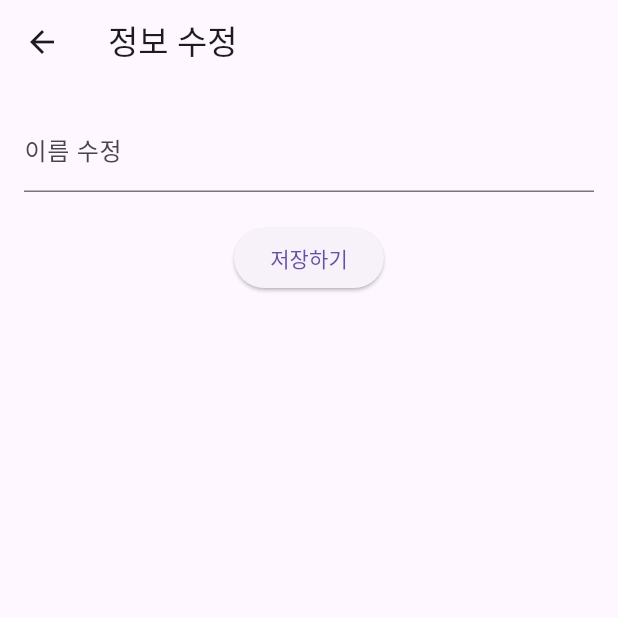
After one commit to Six-Tail/Clear-Ledger, a Flutter app: the EditPage screen opened directly, on a phone screen of 412 x 824 dp, the top half of it. The commit adds this screen. Run offline on Flutter 3.47's test engine with Material 3 defaults, Android fonts, the phone set to English and light mode, and no system bars; our stand-ins replace cloud_firestore, dotted_border, firebase_auth, firebase_core, font_awesome_flutter, get and 2 more; accounts and stored records are empty.

Commit message:
팝업메뉴 및 정보수정페이지 추가

```diff
--- /dev/null
+++ b/lib/pages/edit_page.dart
@@ -0,0 +1,71 @@
+import 'package:firebase_auth/firebase_auth.dart';
+import 'package:flutter/material.dart';
+import '../services/user_service.dart';
+
+class EditPage extends StatefulWidget {
+  @override
+  _EditPageState createState() => _EditPageState();
+}
+
+class _EditPageState extends State<EditPage> {
+  final TextEditingController _nameController = TextEditingController();
+  final UserService _userService = UserService();
+
+  @override
+  void initState() {
+    super.initState();
+    _loadUserName();
+  }
+
+  Future<void> _loadUserName() async {
+    String? userName = await _userService.fetchUserName();
+    if (userName != null) {
+      setState(() {
+        _nameController.text = userName; // 사용자 이름을 텍스트 필드에 설정
+      });
+    }
+  }
+
+  Future<void> _saveUserName() async {
+    String newName = _nameController.text;
+    User? user = _userService.auth.currentUser;
+    if (user != null) {
+      await _userService.saveUserToFirestore(
+        user.uid,
+        newName,
+        null,
+        null,
+        'user', // 임의의 accountType 값
+      );
+      ScaffoldMessenger.of(context).showSnackBar(
+        SnackBar(content: Text('이름이 성공적으로 저장되었습니다.')),
+      );
+      Navigator.pop(context); // 수정 후 이전 화면으로 돌아가기
+    }
+  }
+
+  @override
+  Widget build(BuildContext context) {
+    return Scaffold(
+      appBar: AppBar(
+        title: Text('정보 수정'),
+      ),
+      body: Padding(
+        padding: const EdgeInsets.all(16.0),
+        child: Column(
+          children: [
+            TextField(
+              controller: _nameController,
+              decoration: InputDecoration(labelText: '이름 수정'),
+            ),
+            SizedBox(height: 20),
+            ElevatedButton(
+              onPressed: _saveUserName,
+              child: Text('저장하기'),
+            ),
+          ],
+        ),
+      ),
+    );
+  }
+}
```
Also changed, not shown: lib/pages/main_page.dart (+28 -3 lines), 8 other files.
